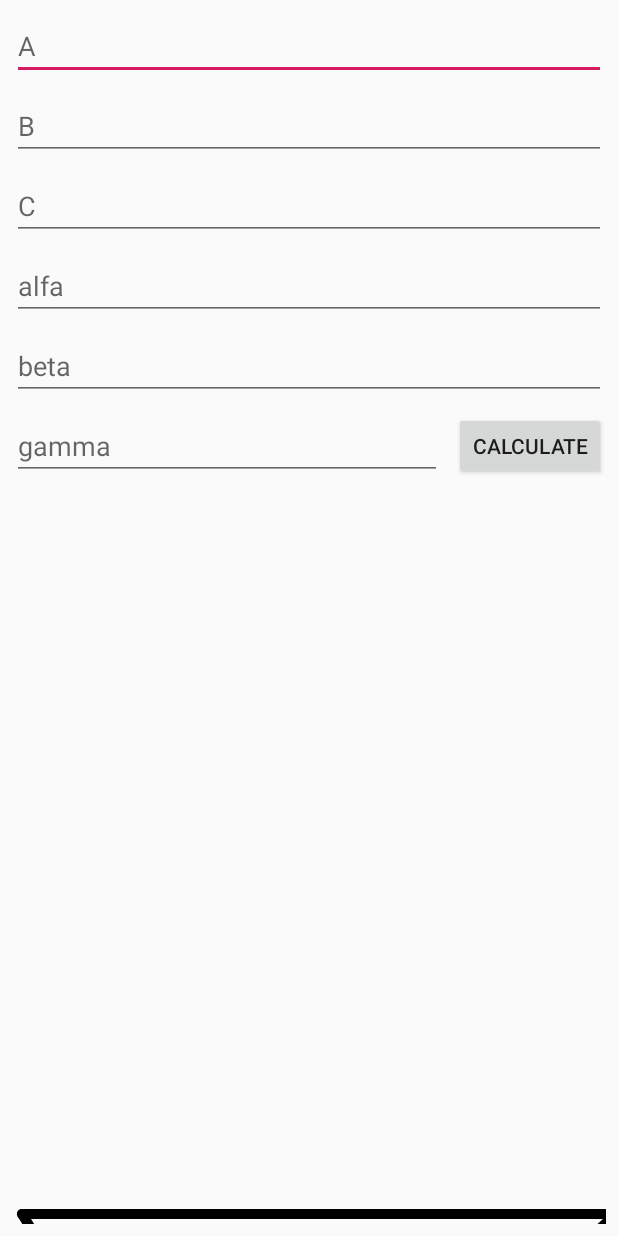
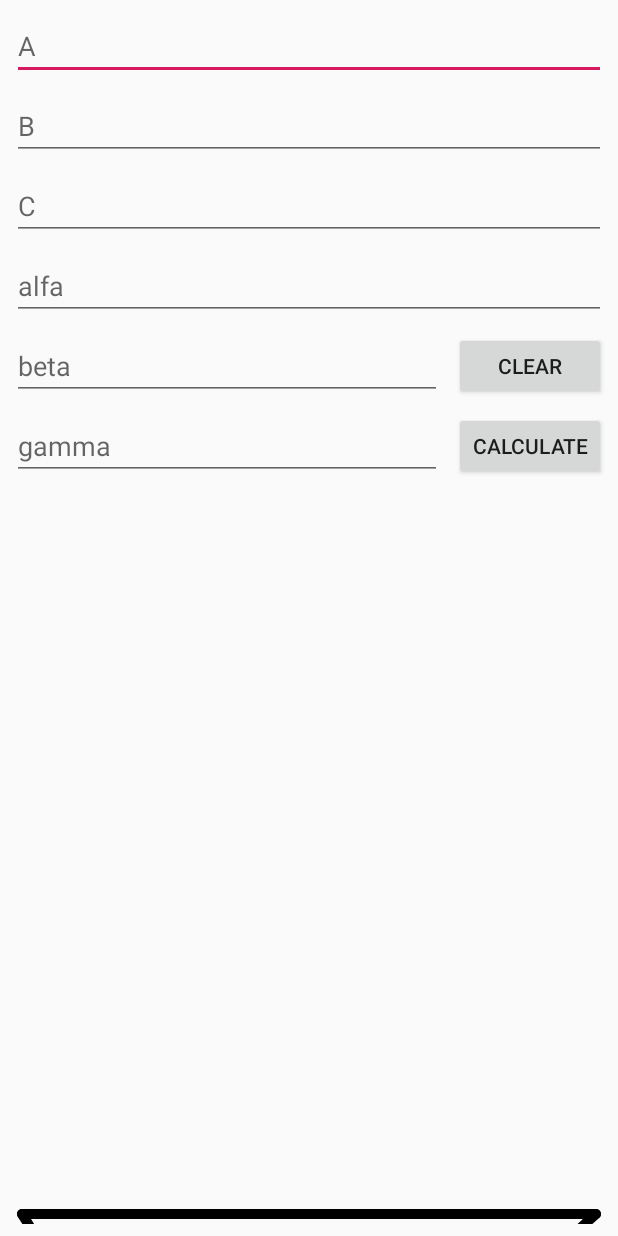
Before and after one commit to arte921/maffs, an Android app: the screen it shows after launch (MainActivity), on a phone screen of 412 x 824 dp. Run offline under Robolectric (Android 15) with nearby library versions, the phone set to English and light mode, and no system bars.

Commit message:
android studio commit

```diff
--- a/app/src/main/java/arte921/maffs/CanvasView.kt
+++ b/app/src/main/java/arte921/maffs/CanvasView.kt
@@ -61,7 +61,7 @@ class CanvasView(context: Context, attrs: AttributeSet): View(context, attrs) {
         alfacosadj = if(cos(mt.alfa) < 0) -cos(mt.alfa) * mt.b else 0.0
         betacosadj = if(cos(mt.beta) < 0) -cos(mt.beta) * mt.a else 0.0
 
-        res = if(sin(mt.alfa)/(mt.c+alfacosadj+betacosadj) < ((maxy-nmarigin-smarigin)/maxx)) maxx/(mt.c+alfacosadj+betacosadj) else maxy/sin(mt.alfa)
+        res = if(sin(mt.alfa)/(mt.c+alfacosadj+betacosadj) < ((maxy-nmarigin-smarigin)/(maxx-emarigin-wmarigin))) (maxx-emarigin-wmarigin)/(mt.c+alfacosadj+betacosadj) else maxy/sin(mt.alfa)
 
         wmarigin += alfacosadj*res
         Log.i("cosadj: ",wmarigin.toString())
--- a/app/src/main/res/layout/activity_main.xml
+++ b/app/src/main/res/layout/activity_main.xml
@@ -82,7 +82,7 @@
         android:ems="10"
         android:hint="beta"
         android:inputType="numberDecimal"
-        app:layout_constraintEnd_toEndOf="parent"
+        app:layout_constraintEnd_toStartOf="@+id/resetButton"
         app:layout_constraintStart_toStartOf="parent"
         app:layout_constraintTop_toBottomOf="@+id/editalfa" />
 
@@ -133,4 +133,21 @@
         app:layout_constraintEnd_toEndOf="parent"
         app:layout_constraintTop_toBottomOf="@+id/editbeta" />
 
+    <Button
+        android:id="@+id/resetButton"
+        android:layout_width="0dp"
+        android:layout_height="0dp"
+        android:layout_marginStart="8dp"
+        android:layout_marginLeft="8dp"
+        android:layout_marginTop="8dp"
+        android:layout_marginEnd="8dp"
+        android:layout_marginRight="8dp"
+        android:layout_marginBottom="8dp"
+        android:onClick="clear"
+        android:text="Clear"
+        app:layout_constraintBottom_toTopOf="@+id/calculatebutton"
+        app:layout_constraintEnd_toEndOf="parent"
+        app:layout_constraintStart_toEndOf="@+id/editgamma"
+        app:layout_constraintTop_toBottomOf="@+id/editalfa" />
+
 </androidx.constraintlayout.widget.ConstraintLayout>
```
Also changed, not shown: app/src/main/java/arte921/maffs/MainActivity.kt (+18 -0 lines).
